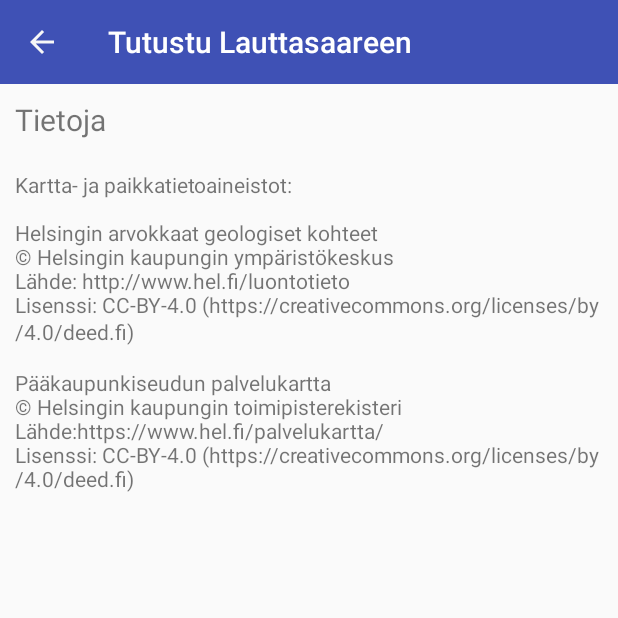
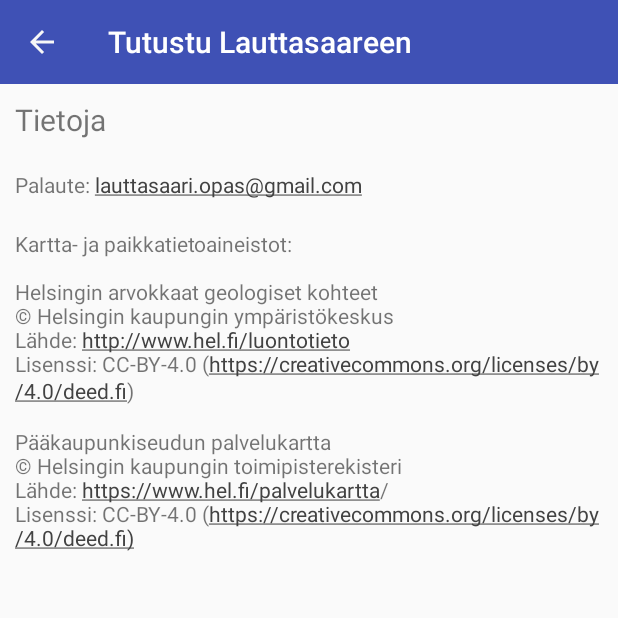
Before and after one commit to Paul-Matt/Lauttasaariopas, an Android app: the screen it shows after launch (InfoActivity), in the options menu, after a tap on "Tiedot", on a phone screen of 412 x 824 dp, the top half of it. Run offline under Robolectric (Android 15) with nearby library versions, the phone set to English and light mode, and no system bars.

Commit message:
Modified HttpHandler to show url instead of description in LocationActivity if no description is available in Service Map REST. Added image on Infowindow, altered overflow icon, added app email address and modified clickable links in InfoActivity.

```diff
--- a/app/src/main/java/mattila/pauliina/laruopas/HttpHandler.java
+++ b/app/src/main/java/mattila/pauliina/laruopas/HttpHandler.java
@@ -120,6 +120,9 @@ public class HttpHandler {
             String name = baseJsonResponse.getString("name_fi");
             String description = baseJsonResponse.optString("desc_fi");
             description = description.replaceAll("\\\\r","\n");
+            if (description.length() == 0) {
+                description = baseJsonResponse.optString("www_fi");
+            }
 
             // Create a new Location object
             return new Location(coordinates, name, description);
--- a/app/src/main/java/mattila/pauliina/laruopas/InfoActivity.java
+++ b/app/src/main/java/mattila/pauliina/laruopas/InfoActivity.java
@@ -14,6 +14,8 @@ public class InfoActivity extends AppCompatActivity {
         setContentView(R.layout.activity_info);
         TextView infoTitle = findViewById(R.id.tvInfoTitle);
         infoTitle.setText(R.string.tlTiedot);
+        TextView infoFeedback = findViewById(R.id.tvInfoFeedback);
+        infoFeedback.setText(R.string.tvFeedback);
         TextView copyRight = findViewById(R.id.tvInfoCopyright);
         copyRight.setText(R.string.tvCopyright);
 
--- a/app/src/main/java/mattila/pauliina/laruopas/MapsActivity.java
+++ b/app/src/main/java/mattila/pauliina/laruopas/MapsActivity.java
@@ -4,12 +4,15 @@ import android.content.Intent;
 import android.os.AsyncTask;
 import android.support.v4.app.FragmentActivity;
 import android.os.Bundle;
+import android.support.v4.content.ContextCompat;
 import android.support.v7.app.AppCompatActivity;
 import android.support.v7.widget.Toolbar;
 import android.util.Log;
 import android.view.Menu;
 import android.view.MenuInflater;
 import android.view.MenuItem;
+import android.view.View;
+import android.widget.ImageView;
 import android.widget.TextView;
 import android.widget.Toast;
 
@@ -37,6 +40,36 @@ public class MapsActivity extends AppCompatActivity implements OnMapReadyCallbac
             new Location(new LatLng(60.163837, 24.883227), "Muinaisrantakivikko, Kotkavuori", "Muinainen Litorina-meren rantakivikko tasolla noin 20 mpy. Kivet pyöristyneitä, kooltaan 10-60 cm. Sijainti: Lauttasaari, Kotkavuoren pohjoisrinne. Koko: 10-40 m x 280 m. Kiviä on jonkin verran käytetty huviloiden kivijalkoihin ja terasseihin.", "http://kartta.hel.fi/Applications/ltj/html/linkitetyt_ltj/Kuvat/Geologiset_kohteet/21_009_Antti_Salla_2015.JPG"),
             new Location(new LatLng(60.143370, 24.88995), "Sisä-Hattu -saari", "Pieneen saareen Lauttasaaren eteläpuolella voi kävellä kuivin jaloin matalan veden aikaan, tai kahlata vedenalaista kannasta pitkin.", "http://zebnet.ddns.net/laruopas/10072013225.jpg"),
     };
+
+    //customizing info window contents
+    class CustomInfoWindowAdapter implements GoogleMap.InfoWindowAdapter {
+
+        private final View myContents;
+
+        CustomInfoWindowAdapter() {
+            myContents = getLayoutInflater().inflate(R.layout.custom_info_contents, null);
+        }
+
+        @Override
+        public View getInfoWindow(Marker marker) {
+            return null;
+        }
+
+        @Override
+        public View getInfoContents(Marker marker) {
+            render(marker, myContents);
+            return myContents;
+        }
+
+        private void render(Marker marker, View view) {
+            ImageView image = view.findViewById(R.id.iw_info_icon);
+            image.setImageResource(R.drawable.ic_info_window);
+            String title = marker.getTitle();
+            TextView titleUi = view.findViewById(R.id.iw_title);
+            titleUi.setText(title);
+
+        }
+    }
 
     //centers the camera
     private static final LatLng lauttasaari = new LatLng(60.158611, 24.875);
@@ -73,6 +106,7 @@ public class MapsActivity extends AppCompatActivity implements OnMapReadyCallbac
         // Sets the Toolbar to act as the ActionBar for this Activity window.
         // Make sure the toolbar exists in the activity and is not null
         setSupportActionBar(toolbar);
+        toolbar.setOverflowIcon(ContextCompat.getDrawable(this, R.drawable.ic_my_overflowicon));
         UserAsyncTask task = new UserAsyncTask();
         task.execute("40701", "40098", "40677");
     }
@@ -93,6 +127,10 @@ public class MapsActivity extends AppCompatActivity implements OnMapReadyCallbac
 
         // Add lots of markers to the map.
         addMarkersToMap();
+
+        // Setting an info window adapter allows us to change the both the contents and look of the
+        // info window.
+        mMap.setInfoWindowAdapter(new CustomInfoWindowAdapter());
 
         // Zoom in on Lauttasaari
         mMap.moveCamera(CameraUpdateFactory.newLatLngZoom(lauttasaari, 13));
@@ -133,14 +171,14 @@ public class MapsActivity extends AppCompatActivity implements OnMapReadyCallbac
     public boolean onOptionsItemSelected(MenuItem item) {
         // Handle item selection
         switch (item.getItemId()) {
+            case R.id.mnTiedot:
+                //Toast.makeText(this, "Tiedot", Toast.LENGTH_SHORT).show();
+                Intent myIntent = new Intent(this, InfoActivity.class);
+                startActivityForResult(myIntent, 0);
+                return true;
             case R.id.mnOhjeet:
                 //Toast.makeText(this, "Ohjeet", Toast.LENGTH_SHORT).show();
-                Intent myIntent = new Intent(this, InstructionsActivity.class);
-                startActivityForResult(myIntent, 0);
-                return true;
-            case R.id.mnTiedot:
-                //Toast.makeText(this, "Tiedot", Toast.LENGTH_SHORT).show();
-                myIntent = new Intent(this, InfoActivity.class);
+                myIntent = new Intent(this, InstructionsActivity.class);
                 startActivityForResult(myIntent, 1);
                 return true;
             default:
@@ -154,7 +192,7 @@ public class MapsActivity extends AppCompatActivity implements OnMapReadyCallbac
 
         @Override
         protected Location doInBackground(String... ids) {
-            for(String id : ids){
+            for (String id : ids) {
                 URL url = handler.createUrl(BASE_URL + id);
 
                 // Perform HTTP request to the URL and receive a JSON response back
@@ -166,7 +204,7 @@ public class MapsActivity extends AppCompatActivity implements OnMapReadyCallbac
                 }
 
                 // Extract relevant fields from the JSON response and return the Location object as the result fo the {@link UserAsyncTask}
-                Location location =  handler.extractFeatureFromJson(jsonResponse);
+                Location location = handler.extractFeatureFromJson(jsonResponse);
                 publishProgress(location);
             }
             return null;
@@ -179,7 +217,7 @@ public class MapsActivity extends AppCompatActivity implements OnMapReadyCallbac
                 Toast.makeText(MapsActivity.this, "Couldn't get JSON from server. Check LogCat for possible errors!", Toast.LENGTH_LONG).show();
                 return;
             }
-            if(mMap != null){
+            if (mMap != null) {
                 Marker marker = mMap.addMarker(new MarkerOptions()
                         .position(location[0].getCoordinates())
                         .title(location[0].getName()));
@@ -197,18 +235,6 @@ public class MapsActivity extends AppCompatActivity implements OnMapReadyCallbac
 
         }
 
-        /**
-         * Update the screen to display information from the given Location.
-
-        private void updateUi(Location location) {
-
-            TextView name = (TextView) findViewById(R.id.tv_rest_name);
-            name.setText(location.getName());
-
-            TextView description = (TextView) findViewById(R.id.tv_rest_description);
-            description.setText(location.getDescription());
-
-        } */
     }
 
 }
--- a/app/src/main/res/layout/activity_info.xml
+++ b/app/src/main/res/layout/activity_info.xml
@@ -29,13 +29,24 @@
             android:layout_margin="10dp"/>
 
         <TextView
-            android:id="@+id/tvInfoCopyright"
+            android:id="@+id/tvInfoFeedback"
+            android:autoLink="email"
             android:layout_width="match_parent"
             android:layout_height="wrap_content"
             android:layout_below="@id/tvInfoTitle"
             android:layout_marginTop="20dp"
             android:layout_margin="10dp"/>
 
+
+        <TextView
+            android:id="@+id/tvInfoCopyright"
+            android:autoLink="web"
+            android:layout_width="match_parent"
+            android:layout_height="wrap_content"
+            android:layout_below="@id/tvInfoFeedback"
+            android:layout_marginTop="20dp"
+            android:layout_margin="10dp"/>
+
     </RelativeLayout>
 
 </ScrollView>
--- a/app/src/main/res/layout/activity_location.xml
+++ b/app/src/main/res/layout/activity_location.xml
@@ -22,6 +22,7 @@
         android:id="@+id/tvDescription"
         android:layout_width="match_parent"
         android:layout_height="wrap_content"
+        android:autoLink="web"
         android:layout_below="@id/tvTitle"
         android:layout_margin="10dp"
         android:layout_marginTop="20dp" />
--- a/app/src/main/res/menu/menu.xml
+++ b/app/src/main/res/menu/menu.xml
@@ -1,7 +1,7 @@
 <?xml version="1.0" encoding="utf-8"?>
 <menu xmlns:android="http://schemas.android.com/apk/res/android">
+    <item android:id="@+id/mnTiedot"
+        android:title="@string/mnTiedot" />
     <item android:id="@+id/mnOhjeet"
         android:title="@string/mnOhjeet"/>
-    <item android:id="@+id/mnTiedot"
-        android:title="@string/mnTiedot" />
 </menu>
--- a/app/src/main/res/values/colors.xml
+++ b/app/src/main/res/values/colors.xml
@@ -2,5 +2,6 @@
 <resources>
     <color name="colorPrimary">#3F51B5</color>
     <color name="colorPrimaryDark">#303F9F</color>
-    <color name="colorAccent">#FF4081</color>
+    <color name="colorAccent">#424242</color>
+    <color name="colorOverflow">#FFFFFF</color>
 </resources>
--- a/app/src/main/res/values/strings.xml
+++ b/app/src/main/res/values/strings.xml
@@ -4,7 +4,8 @@
     <string name="mnOhjeet">Ohjeet</string>
     <string name="mnTiedot">Tiedot</string>
     <string name="tlTiedot">Tietoja</string>
-    <string name="tvCopyright">Kartta- ja paikkatietoaineistot:\n\nHelsingin arvokkaat geologiset kohteet\n© Helsingin kaupungin ympäristökeskus\nLähde: http://www.hel.fi/luontotieto\nLisenssi: CC-BY-4.0 (https://creativecommons.org/licenses/by/4.0/deed.fi)\n\nPääkaupunkiseudun palvelukartta\n© Helsingin kaupungin toimipisterekisteri\nLähde:https://www.hel.fi/palvelukartta/\nLisenssi: CC-BY-4.0 (https://creativecommons.org/licenses/by/4.0/deed.fi)</string>
+    <string name="tvCopyright">Kartta- ja paikkatietoaineistot:\n\nHelsingin arvokkaat geologiset kohteet\n© Helsingin kaupungin ympäristökeskus\nLähde: <a href="http://www.hel.fi/luontotieto">http://www.hel.fi/luontotieto</a>\nLisenssi: CC-BY-4.0 (<a href="https://creativecommons.org/licenses/by/4.0/deed.fi">https://creativecommons.org/licenses/by/4.0/deed.fi</a>)\n\nPääkaupunkiseudun palvelukartta\n© Helsingin kaupungin toimipisterekisteri\nLähde: <a href="https://www.hel.fi/palvelukartta">https://www.hel.fi/palvelukartta</a>/\nLisenssi: CC-BY-4.0 (<a href="https://creativecommons.org/licenses/by/4.0/deed.fi">https://creativecommons.org/licenses/by/4.0/deed.fi</a>)</string>
+    <string name="tvFeedback">Palaute: lauttasaari.opas@gmail.com</string>
     <string name="instructionsTitle">Ohjeet</string>
     <string name="instructions">Painamalla kartalla näkyvää karttamerkkiä avautuu paikan nimilaatikko. Painamalla nimilaatikkoa saat lisätietoa paikasta. Nimilaatikko ja lisätietolaatikko sulkeutuvat painamalla mihin tahansa muualle kartalla.</string>
 </resources>
--- a/app/src/main/res/values/styles.xml
+++ b/app/src/main/res/values/styles.xml
@@ -6,7 +6,7 @@
         <item name="colorPrimary">@color/colorPrimary</item>
         <item name="colorPrimaryDark">@color/colorPrimaryDark</item>
         <item name="colorAccent">@color/colorAccent</item>
-        <item name="android:textColorSecondary">@android:color/white</item>
+        <item name="android:textColorSecondary">@color/colorOverflow</item>
     </style>
 
 </resources>
```
Also changed, not shown: app/src/main/res/layout/custom_info_contents.xml (added, +25 -0 lines), app/src/main/res/drawable-hdpi/ic_info_window.png (added), app/src/main/res/drawable-hdpi/ic_my_overflowicon.png (added), app/src/main/res/drawable-mdpi/ic_info_window.png (added), app/src/main/res/drawable-mdpi/ic_my_overflowicon.png (added), app/src/main/res/drawable-xhdpi/ic_info_window.png (added), app/src/main/res/drawable-xhdpi/ic_my_overflowicon.png (added), app/src/main/res/drawable-xxhdpi/ic_info_window.png (added), app/src/main/res/drawable-xxhdpi/ic_my_overflowicon.png (added).
